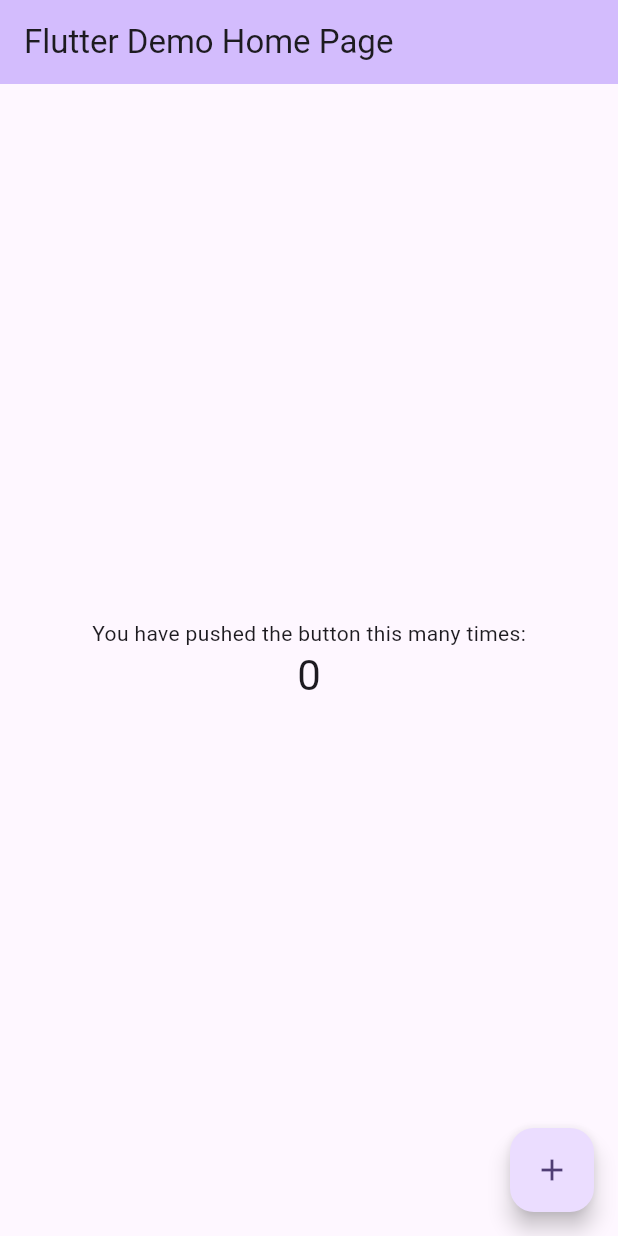
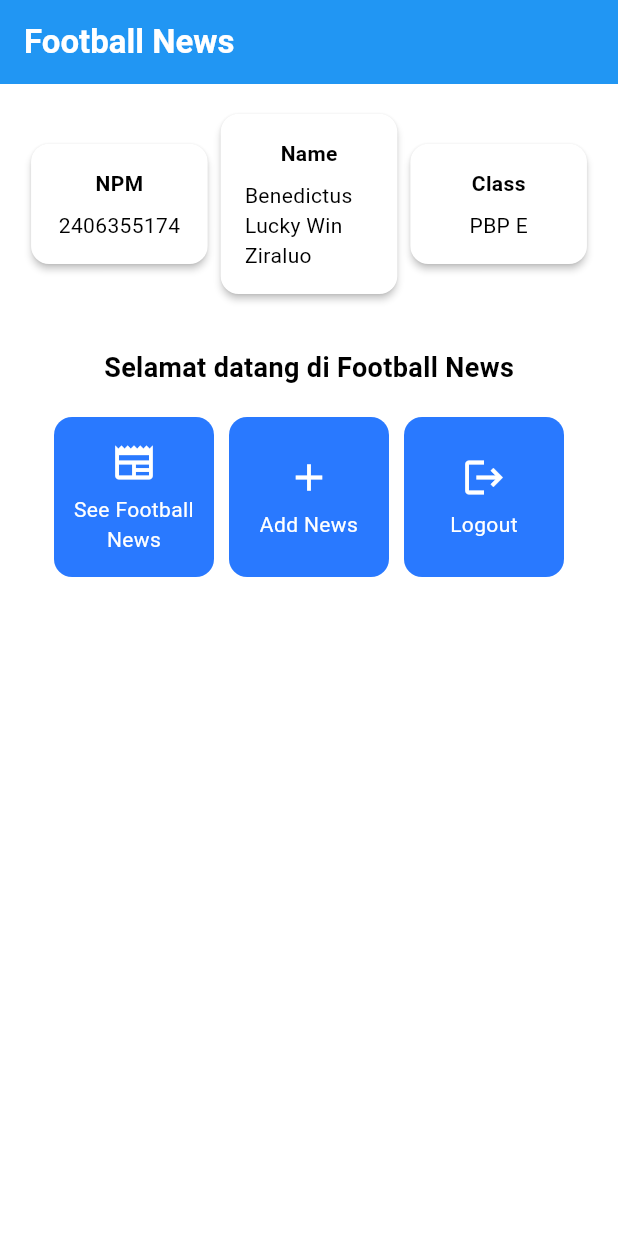
Before and after one commit to BenedictZir/football-news-mobile, a Flutter app: the screen it shows after launch, on a phone screen of 412 x 824 dp. Run offline on Flutter 3.47's test engine with Material 3 defaults, Android fonts, the phone set to English and light mode, and no system bars.

Commit message:
Tutorial 6 selesai

```diff
--- a/lib/main.dart
+++ b/lib/main.dart
@@ -1,5 +1,5 @@
 import 'package:flutter/material.dart';
-
+import 'package:football_news/menu.dart';
 void main() {
   runApp(const MyApp());
 }
@@ -28,95 +28,10 @@ class MyApp extends StatelessWidget {
         //
         // This works for code too, not just values: Most code changes can be
         // tested with just a hot reload.
-        colorScheme: ColorScheme.fromSeed(seedColor: Colors.deepPurple),
+        colorScheme: ColorScheme.fromSwatch(primarySwatch: Colors.blue)
+            .copyWith(secondary: Colors.blueAccent[400]),
       ),
-      home: const MyHomePage(title: 'Flutter Demo Home Page'),
+      home: MyHomePage(),
     );
   }
 }
-
-class MyHomePage extends StatefulWidget {
-  const MyHomePage({super.key, required this.title});
-
-  // This widget is the home page of your application. It is stateful, meaning
-  // that it has a State object (defined below) that contains fields that affect
-  // how it looks.
-
-  // This class is the configuration for the state. It holds the values (in this
-  // case the title) provided by the parent (in this case the App widget) and
-  // used by the build method of the State. Fields in a Widget subclass are
-  // always marked "final".
-
-  final String title;
-
-  @override
-  State<MyHomePage> createState() => _MyHomePageState();
-}
-
-class _MyHomePageState extends State<MyHomePage> {
-  int _counter = 0;
-
-  void _incrementCounter() {
-    setState(() {
-      // This call to setState tells the Flutter framework that something has
-      // changed in this State, which causes it to rerun the build method below
-      // so that the display can reflect the updated values. If we changed
-      // _counter without calling setState(), then the build method would not be
-      // called again, and so nothing would appear to happen.
-      _counter++;
-    });
-  }
-
-  @override
-  Widget build(BuildContext context) {
-    // This method is rerun every time setState is called, for instance as done
-    // by the _incrementCounter method above.
-    //
-    // The Flutter framework has been optimized to make rerunning build methods
-    // fast, so that you can just rebuild anything that needs updating rather
-    // than having to individually change instances of widgets.
-    return Scaffold(
-      appBar: AppBar(
-        // TRY THIS: Try changing the color here to a specific color (to
-        // Colors.amber, perhaps?) and trigger a hot reload to see the AppBar
-        // change color while the other colors stay the same.
-        backgroundColor: Theme.of(context).colorScheme.inversePrimary,
-        // Here we take the value from the MyHomePage object that was created by
-        // the App.build method, and use it to set our appbar title.
-        title: Text(widget.title),
-      ),
-      body: Center(
-        // Center is a layout widget. It takes a single child and positions it
-        // in the middle of the parent.
-        child: Column(
-          // Column is also a layout widget. It takes a list of children and
-          // arranges them vertically. By default, it sizes itself to fit its
-          // children horizontally, and tries to be as tall as its parent.
-          //
-          // Column has various properties to control how it sizes itself and
-          // how it positions its children. Here we use mainAxisAlignment to
-          // center the children vertically; the main axis here is the vertical
-          // axis because Columns are vertical (the cross axis would be
-          // horizontal).
-          //
-          // TRY THIS: Invoke "debug painting" (choose the "Toggle Debug Paint"
-          // action in the IDE, or press "p" in the console), to see the
-          // wireframe for each widget.
-          mainAxisAlignment: MainAxisAlignment.center,
-          children: <Widget>[
-            const Text('You have pushed the button this many times:'),
-            Text(
-              '$_counter',
-              style: Theme.of(context).textTheme.headlineMedium,
-            ),
-          ],
-        ),
-      ),
-      floatingActionButton: FloatingActionButton(
-        onPressed: _incrementCounter,
-        tooltip: 'Increment',
-        child: const Icon(Icons.add),
-      ), // This trailing comma makes auto-formatting nicer for build methods.
-    );
-  }
-}
--- /dev/null
+++ b/lib/menu.dart
@@ -0,0 +1,187 @@
+import 'package:flutter/material.dart';
+class MyHomePage extends StatelessWidget {
+  MyHomePage({super.key});
+
+  final String nama = "Benedictus Lucky Win Ziraluo";
+  final String npm = "2406355174";
+  final String kelas = "PBP E";
+  final List<ItemHomepage> items = [
+    ItemHomepage("See Football News", Icons.newspaper),
+    ItemHomepage("Add News", Icons.add),
+    ItemHomepage("Logout", Icons.logout),
+  ];
+  @override
+  Widget build(BuildContext context) {
+    // Scaffold menyediakan struktur dasar halaman dengan AppBar dan body.
+    return Scaffold(
+      // AppBar adalah bagian atas halaman yang menampilkan judul.
+      appBar: AppBar(
+        // Judul aplikasi "Football News" dengan teks putih dan tebal.
+        title: const Text(
+          'Football News',
+          style: TextStyle(
+            color: Colors.white,
+            fontWeight: FontWeight.bold,
+          ),
+        ),
+        // Warna latar belakang AppBar diambil dari skema warna tema aplikasi.
+        backgroundColor: Theme
+            .of(context)
+            .colorScheme
+            .primary,
+      ),
+      // Body halaman dengan padding di sekelilingnya.
+      body: Padding(
+        padding: const EdgeInsets.all(16.0),
+        // Menyusun widget secara vertikal dalam sebuah kolom.
+        child: Column(
+          crossAxisAlignment: CrossAxisAlignment.center,
+          children: [
+            // Row untuk menampilkan 3 InfoCard secara horizontal.
+            Row(
+              mainAxisAlignment: MainAxisAlignment.spaceEvenly,
+              children: [
+                InfoCard(title: 'NPM', content: npm),
+                InfoCard(title: 'Name', content: nama),
+                InfoCard(title: 'Class', content: kelas),
+              ],
+            ),
+
+            // Memberikan jarak vertikal 16 unit.
+            const SizedBox(height: 16.0),
+
+            // Menempatkan widget berikutnya di tengah halaman.
+            Center(
+              child: Column(
+                // Menyusun teks dan grid item secara vertikal.
+
+                children: [
+                  // Menampilkan teks sambutan dengan gaya tebal dan ukuran 18.
+                  const Padding(
+                    padding: EdgeInsets.only(top: 16.0),
+                    child: Text(
+                      'Selamat datang di Football News',
+                      style: TextStyle(
+                        fontWeight: FontWeight.bold,
+                        fontSize: 18.0,
+                      ),
+                    ),
+                  ),
+
+                  // Grid untuk menampilkan ItemCard dalam bentuk grid 3 kolom.
+                  GridView.count(
+                    primary: true,
+                    padding: const EdgeInsets.all(20),
+                    crossAxisSpacing: 10,
+                    mainAxisSpacing: 10,
+                    crossAxisCount: 3,
+                    // Agar grid menyesuaikan tinggi kontennya.
+                    shrinkWrap: true,
+
+                    // Menampilkan ItemCard untuk setiap item dalam list items.
+                    children: items.map((ItemHomepage item) {
+                      return ItemCard(item);
+                    }).toList(),
+                  ),
+                ],
+              ),
+            ),
+          ],
+        ),
+      ),
+    );
+  }
+
+}
+
+class InfoCard extends StatelessWidget {
+  // Kartu informasi yang menampilkan title dan content.
+
+  final String title;  // Judul kartu.
+  final String content;  // Isi kartu.
+
+  const InfoCard({super.key, required this.title, required this.content});
+
+  @override
+  Widget build(BuildContext context) {
+    return Card(
+      // Membuat kotak kartu dengan bayangan dibawahnya.
+      elevation: 2.0,
+      child: Container(
+        // Mengatur ukuran dan jarak di dalam kartu.
+        width: MediaQuery.of(context).size.width / 3.5, // menyesuaikan dengan lebar device yang digunakan.
+        padding: const EdgeInsets.all(16.0),
+        // Menyusun title dan content secara vertikal.
+        child: Column(
+          children: [
+            Text(
+              title,
+              style: const TextStyle(fontWeight: FontWeight.bold),
+            ),
+            const SizedBox(height: 8.0),
+            Text(content),
+          ],
+        ),
+      ),
+    );
+  }
+}
+class ItemHomepage {
+  final String name;
+  final IconData icon;
+
+  ItemHomepage(this.name, this.icon);
+}
+class ItemCard extends StatelessWidget {
+  // Menampilkan kartu dengan ikon dan nama.
+
+  final ItemHomepage item;
+
+  const ItemCard(this.item, {super.key});
+
+  @override
+  Widget build(BuildContext context) {
+    return Material(
+      // Menentukan warna latar belakang dari tema aplikasi.
+      color: Theme.of(context).colorScheme.secondary,
+      // Membuat sudut kartu melengkung.
+      borderRadius: BorderRadius.circular(12),
+
+      child: InkWell(
+        // Aksi ketika kartu ditekan.
+        onTap: () {
+          // Menampilkan pesan SnackBar saat kartu ditekan.
+          ScaffoldMessenger.of(context)
+            ..hideCurrentSnackBar()
+            ..showSnackBar(
+                SnackBar(content: Text("Kamu telah menekan tombol ${item.name}!"))
+            );
+        },
+        // Container untuk menyimpan Icon dan Text
+        child: Container(
+          padding: const EdgeInsets.all(8),
+          child: Center(
+            child: Column(
+              // Menyusun ikon dan teks di tengah kartu.
+              mainAxisAlignment: MainAxisAlignment.center,
+              children: [
+                Icon(
+                  item.icon,
+                  color: Colors.white,
+                  size: 30.0,
+                ),
+                const Padding(padding: EdgeInsets.all(3)),
+                Text(
+                  item.name,
+                  textAlign: TextAlign.center,
+                  style: const TextStyle(color: Colors.white),
+                ),
+              ],
+            ),
+          ),
+        ),
+      ),
+    );
+  }
+
+}
```
Also changed, not shown: 1 other file.
